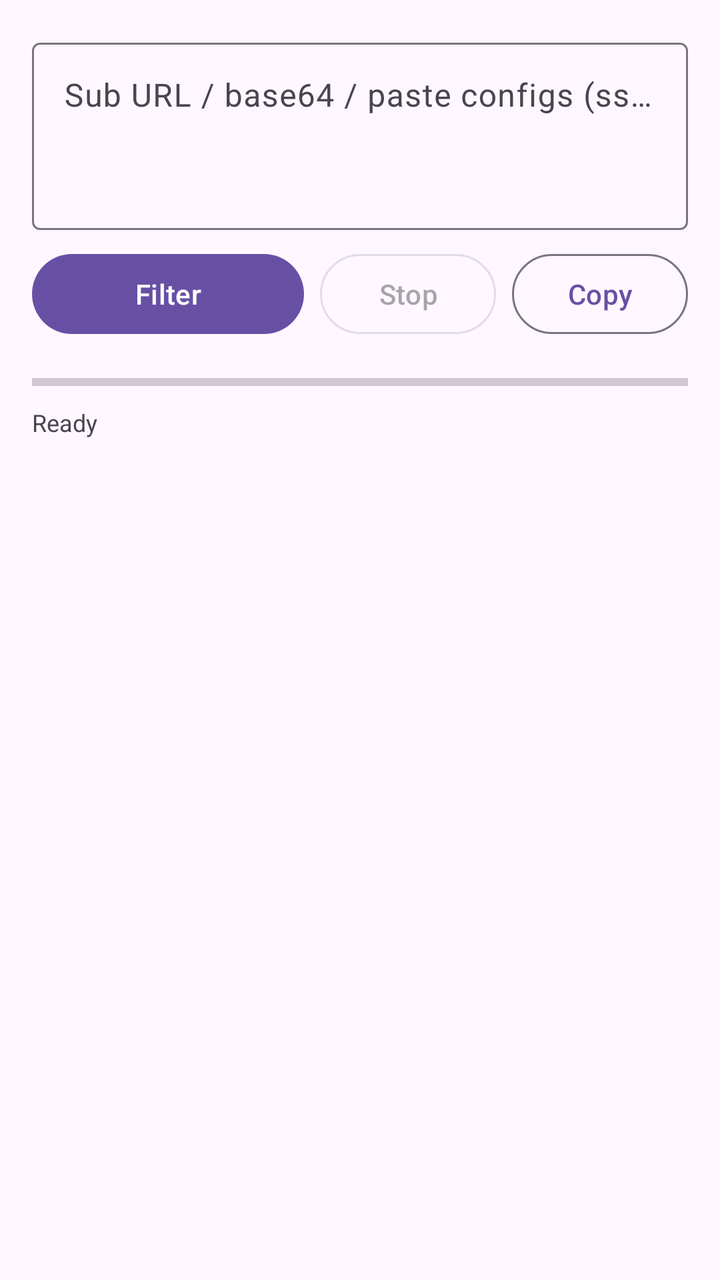
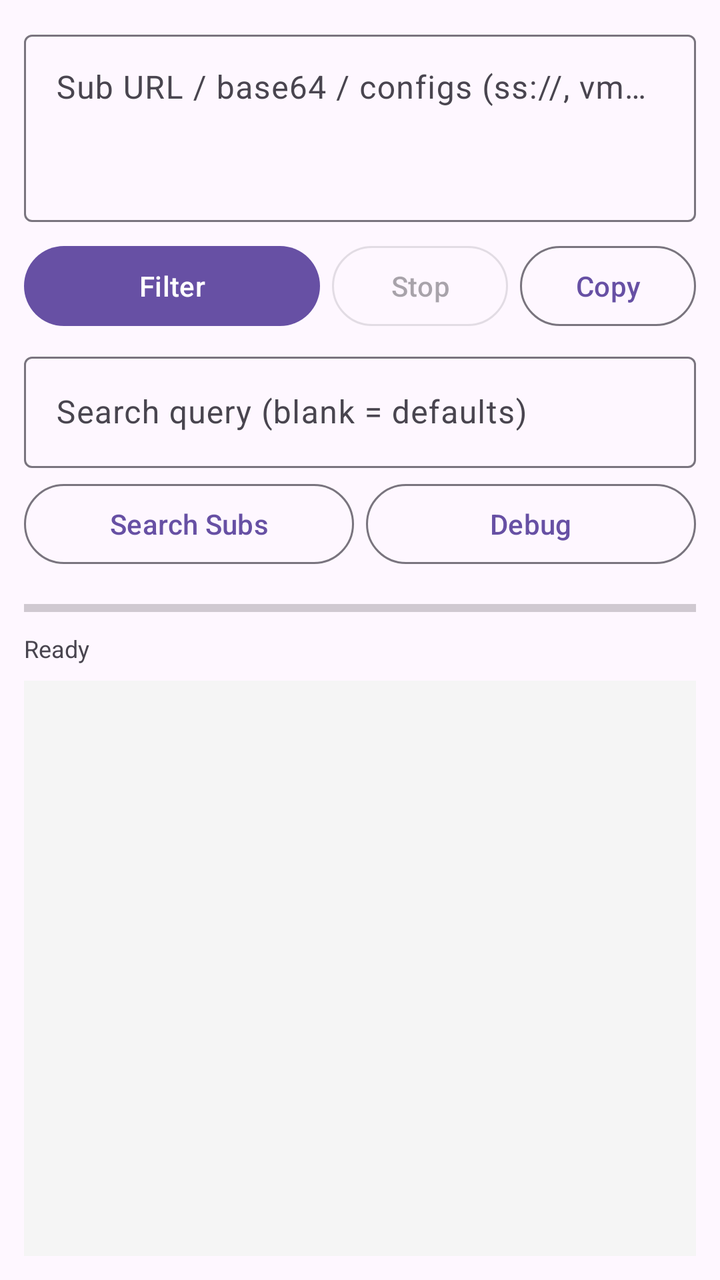

Screens rendered from an Android XML layout before and after an edit, with the pre-edit source and the edit as a unified diff.
<!-- AndroidManifest.xml: application theme Theme.Material3.DayNight.NoActionBar -->
<!-- res/layout/activity_main.xml -->
<?xml version="1.0" encoding="utf-8"?>
<LinearLayout xmlns:android="http://schemas.android.com/apk/res/android"
    android:orientation="vertical" android:padding="16dp"
    android:layout_width="match_parent" android:layout_height="match_parent">

    <com.google.android.material.textfield.TextInputLayout
        android:layout_width="match_parent" android:layout_height="wrap_content"
        android:hint="@string/hint_input">
        <com.google.android.material.textfield.TextInputEditText
            android:id="@+id/etInput"
            android:layout_width="match_parent" android:layout_height="wrap_content"
            android:minLines="3" android:gravity="top|start"
            android:inputType="textMultiLine" />
    </com.google.android.material.textfield.TextInputLayout>

    <LinearLayout android:layout_width="match_parent" android:layout_height="wrap_content"
        android:orientation="horizontal" android:layout_marginTop="8dp">
        <com.google.android.material.button.MaterialButton
            android:id="@+id/btnFilter" android:layout_width="0dp" android:layout_height="wrap_content"
            android:layout_weight="1" android:text="@string/btn_filter" />
        <com.google.android.material.button.MaterialButton
            android:id="@+id/btnStop" android:layout_width="wrap_content" android:layout_height="wrap_content"
            android:layout_marginStart="8dp" android:enabled="false"
            style="?attr/materialButtonOutlinedStyle" android:text="@string/btn_stop" />
        <com.google.android.material.button.MaterialButton
            android:id="@+id/btnCopy" android:layout_width="wrap_content" android:layout_height="wrap_content"
            android:layout_marginStart="8dp" style="?attr/materialButtonOutlinedStyle"
            android:text="@string/btn_copy" />
    </LinearLayout>

    <ProgressBar android:id="@+id/progressBar" style="?android:attr/progressBarStyleHorizontal"
        android:layout_width="match_parent" android:layout_height="wrap_content"
        android:layout_marginTop="12dp" android:max="100" />

    <TextView android:id="@+id/tvStatus" android:layout_width="match_parent" android:layout_height="wrap_content"
        android:layout_marginTop="4dp" android:textSize="12sp" android:text="@string/status_ready" />

    <ScrollView android:layout_width="match_parent" android:layout_height="0dp"
        android:layout_weight="1" android:layout_marginTop="8dp">
        <TextView android:id="@+id/tvOutput" android:layout_width="match_parent" android:layout_height="wrap_content"
            android:fontFamily="monospace" android:textSize="11sp" android:textIsSelectable="true" />
    </ScrollView>
</LinearLayout>
<!-- resources referenced by this layout -->
<resources>
  <string name="btn_copy">Copy</string>
  <string name="btn_filter">Filter</string>
  <string name="btn_stop">Stop</string>
  <string name="hint_input">Sub URL / base64 / paste configs (ss://, vmess://, ...)</string>
  <string name="status_ready">Ready</string>
</resources>

<!-- the commit's change to res/layout/activity_main.xml (unified diff, before → after) -->
@@ -1,6 +1,6 @@
 <?xml version="1.0" encoding="utf-8"?>
 <LinearLayout xmlns:android="http://schemas.android.com/apk/res/android"
-    android:orientation="vertical" android:padding="16dp"
+    android:orientation="vertical" android:padding="12dp"
     android:layout_width="match_parent" android:layout_height="match_parent">
 
     <com.google.android.material.textfield.TextInputLayout
@@ -20,23 +20,45 @@
             android:layout_weight="1" android:text="@string/btn_filter" />
         <com.google.android.material.button.MaterialButton
             android:id="@+id/btnStop" android:layout_width="wrap_content" android:layout_height="wrap_content"
-            android:layout_marginStart="8dp" android:enabled="false"
+            android:layout_marginStart="6dp" android:enabled="false"
             style="?attr/materialButtonOutlinedStyle" android:text="@string/btn_stop" />
         <com.google.android.material.button.MaterialButton
             android:id="@+id/btnCopy" android:layout_width="wrap_content" android:layout_height="wrap_content"
-            android:layout_marginStart="8dp" style="?attr/materialButtonOutlinedStyle"
+            android:layout_marginStart="6dp" style="?attr/materialButtonOutlinedStyle"
             android:text="@string/btn_copy" />
+    </LinearLayout>
+
+    <com.google.android.material.textfield.TextInputLayout
+        android:layout_width="match_parent" android:layout_height="wrap_content"
+        android:layout_marginTop="6dp" android:hint="@string/hint_search">
+        <com.google.android.material.textfield.TextInputEditText
+            android:id="@+id/etSearch"
+            android:layout_width="match_parent" android:layout_height="wrap_content"
+            android:inputType="text" android:maxLines="1" />
+    </com.google.android.material.textfield.TextInputLayout>
+
+    <LinearLayout android:layout_width="match_parent" android:layout_height="wrap_content"
+        android:orientation="horizontal" android:layout_marginTop="4dp">
+        <com.google.android.material.button.MaterialButton
+            android:id="@+id/btnSearch" android:layout_width="0dp" android:layout_height="wrap_content"
+            android:layout_weight="1" style="?attr/materialButtonOutlinedStyle"
+            android:text="@string/btn_search" />
+        <com.google.android.material.button.MaterialButton
+            android:id="@+id/btnDebug" android:layout_width="0dp" android:layout_height="wrap_content"
+            android:layout_weight="1" android:layout_marginStart="6dp"
+            style="?attr/materialButtonOutlinedStyle" android:text="@string/btn_debug" />
     </LinearLayout>
 
     <ProgressBar android:id="@+id/progressBar" style="?android:attr/progressBarStyleHorizontal"
         android:layout_width="match_parent" android:layout_height="wrap_content"
-        android:layout_marginTop="12dp" android:max="100" />
+        android:layout_marginTop="10dp" android:max="100" />
 
     <TextView android:id="@+id/tvStatus" android:layout_width="match_parent" android:layout_height="wrap_content"
         android:layout_marginTop="4dp" android:textSize="12sp" android:text="@string/status_ready" />
 
-    <ScrollView android:layout_width="match_parent" android:layout_height="0dp"
-        android:layout_weight="1" android:layout_marginTop="8dp">
+    <ScrollView android:id="@+id/svOutput" android:layout_width="match_parent" android:layout_height="0dp"
+        android:layout_weight="1" android:layout_marginTop="8dp"
+        android:background="#F5F5F5" android:padding="8dp">
         <TextView android:id="@+id/tvOutput" android:layout_width="match_parent" android:layout_height="wrap_content"
             android:fontFamily="monospace" android:textSize="11sp" android:textIsSelectable="true" />
     </ScrollView>
<!-- resource entries referenced after the edit -->
@@ -1,9 +1,12 @@
 <!-- resources referenced by this layout -->
 <resources>
   <string name="btn_copy">Copy</string>
+  <string name="btn_debug">Debug</string>
   <string name="btn_filter">Filter</string>
+  <string name="btn_search">Search Subs</string>
   <string name="btn_stop">Stop</string>
-  <string name="hint_input">Sub URL / base64 / paste configs (ss://, vmess://, ...)</string>
+  <string name="hint_input">Sub URL / base64 / configs (ss://, vmess://, ...)</string>
+  <string name="hint_search">Search query (blank = defaults)</string>
   <string name="status_ready">Ready</string>
 </resources>
 
